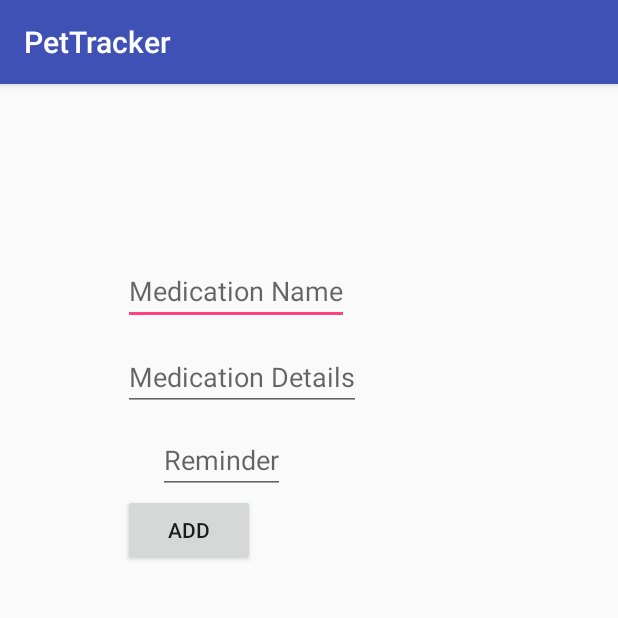
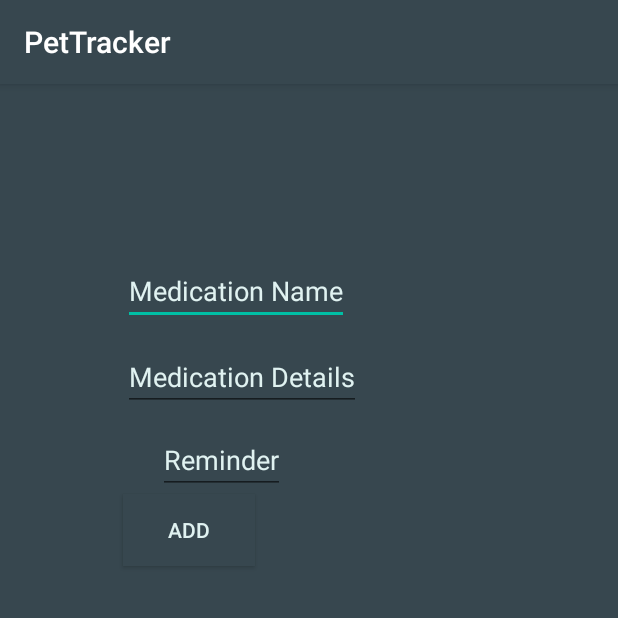
Before and after one commit to joannasaerom/Keepet, an Android app: the NewMedicationActivity screen opened directly, with no data from a screen before it, on a phone screen of 412 x 824 dp, the top half of it. Run offline under Robolectric (Android 15) with nearby library versions, the phone set to English and light mode, and no system bars; our stand-ins replace ButterKnife.

Commit message:
Changes color scheme

```diff
--- a/app/src/main/res/layout/activity_medication.xml
+++ b/app/src/main/res/layout/activity_medication.xml
@@ -7,6 +7,7 @@
     android:layout_height="match_parent"
     android:paddingBottom="@dimen/activity_vertical_margin"
     android:paddingLeft="@dimen/activity_horizontal_margin"
+    android:background="@color/colorBackground"
     android:paddingRight="@dimen/activity_horizontal_margin"
     android:paddingTop="@dimen/activity_vertical_margin"
     tools:context="com.epicodus.pettracker.MedicationActivity">
@@ -15,6 +16,8 @@
         android:layout_width="match_parent"
         android:layout_height="match_parent"
         android:layout_below="@+id/newMedication"
+        android:background="@color/colorBackground"
+        android:cacheColorHint="@color/colorText"
         android:layout_alignParentStart="true"
         android:id="@+id/medicationList"/>
 
@@ -32,6 +35,7 @@
         android:layout_width="wrap_content"
         android:layout_height="wrap_content"
         android:layout_alignParentTop="true"
+        android:textColor="@color/colorText"
         android:layout_alignParentLeft="true"
         android:id="@+id/pageTitle" />
 </RelativeLayout>
--- a/app/src/main/res/layout/activity_medication_detail.xml
+++ b/app/src/main/res/layout/activity_medication_detail.xml
@@ -7,6 +7,7 @@
     android:paddingBottom="@dimen/activity_vertical_margin"
     android:paddingLeft="@dimen/activity_horizontal_margin"
     android:paddingRight="@dimen/activity_horizontal_margin"
+    android:background="@color/colorBackground"
     android:paddingTop="@dimen/activity_vertical_margin"
     tools:context="com.epicodus.pettracker.MedicationDetailActivity">
 
@@ -15,6 +16,7 @@
         android:layout_width="wrap_content"
         android:layout_height="wrap_content"
         android:layout_alignParentTop="true"
+        android:textColor="@color/colorText"
         android:layout_centerHorizontal="true"
         android:layout_marginTop="161dp"
         android:id="@+id/medicationName" />
@@ -23,6 +25,7 @@
         android:text="Medication Detail:"
         android:layout_width="wrap_content"
         android:layout_height="wrap_content"
+        android:textColor="@color/colorText"
         android:layout_below="@+id/medicationName"
         android:layout_alignEnd="@+id/medicationName"
         android:layout_marginTop="114dp"
--- a/app/src/main/res/layout/activity_new_medication.xml
+++ b/app/src/main/res/layout/activity_new_medication.xml
@@ -5,6 +5,7 @@
     android:layout_width="match_parent"
     android:layout_height="match_parent"
     android:paddingBottom="@dimen/activity_vertical_margin"
+    android:background="@color/colorBackground"
     android:paddingLeft="@dimen/activity_horizontal_margin"
     android:paddingRight="@dimen/activity_horizontal_margin"
     android:paddingTop="@dimen/activity_vertical_margin"
@@ -12,6 +13,7 @@
 
     <EditText
         android:hint="Medication Name"
+        android:textColorHint="@color/colorText"
         android:layout_width="wrap_content"
         android:layout_height="wrap_content"
         android:layout_alignParentTop="true"
@@ -22,6 +24,7 @@
 
     <EditText
         android:hint="Medication Details"
+        android:textColorHint="@color/colorText"
         android:layout_width="wrap_content"
         android:layout_height="wrap_content"
         android:layout_below="@+id/medicationName"
@@ -33,6 +36,7 @@
         android:hint="Reminder"
         android:layout_width="wrap_content"
         android:layout_height="wrap_content"
+        android:textColorHint="@color/colorText"
         android:layout_below="@+id/medicationDetails"
         android:layout_alignStart="@+id/medicationDetails"
         android:layout_marginStart="23dp"
@@ -44,6 +48,8 @@
         android:layout_width="wrap_content"
         android:layout_height="wrap_content"
         android:layout_below="@+id/reminder"
+        android:background="@color/colorBackground"
+        android:textColor="@color/colorText"
         android:layout_alignStart="@+id/medicationDetails"
         android:id="@+id/addMedicine" />
 
--- a/app/src/main/res/layout/activity_new_pet.xml
+++ b/app/src/main/res/layout/activity_new_pet.xml
@@ -3,6 +3,7 @@
     xmlns:tools="http://schemas.android.com/tools"
     android:id="@+id/activity_new_pet"
     android:layout_width="match_parent"
+    android:background="@color/colorBackground"
     android:layout_height="match_parent"
     tools:context="com.epicodus.pettracker.NewPetActivity">
 
@@ -11,6 +12,7 @@
         android:layout_height="wrap_content"
         android:inputType="textPersonName"
         android:hint="Male or Female"
+        android:textColorHint="@color/colorText"
         android:ems="10"
         android:layout_marginTop="15dp"
         android:id="@+id/gender"
@@ -21,6 +23,7 @@
         android:layout_width="wrap_content"
         android:layout_height="wrap_content"
         android:inputType="textPersonName"
+        android:textColorHint="@color/colorText"
         android:hint="Birthdate"
         android:ems="10"
         android:id="@+id/birthDate"
@@ -32,6 +35,7 @@
         android:layout_width="wrap_content"
         android:layout_height="wrap_content"
         android:inputType="textPersonName"
+        android:textColorHint="@color/colorText"
         android:hint="Name"
         android:ems="10"
         android:layout_marginTop="43dp"
@@ -43,6 +47,8 @@
         android:text="Add Pet"
         android:layout_width="wrap_content"
         android:layout_height="wrap_content"
+        android:textColor="@color/colorText"
+        android:background="@color/colorBackground"
         android:id="@+id/addPet"
         android:layout_marginTop="50dp"
         android:layout_below="@+id/birthDate"
--- a/app/src/main/res/layout/activity_pet_list.xml
+++ b/app/src/main/res/layout/activity_pet_list.xml
@@ -3,6 +3,7 @@
     xmlns:app="http://schemas.android.com/apk/res-auto"
     xmlns:tools="http://schemas.android.com/tools"
     android:id="@+id/activity_pet_list"
+    android:background="@color/colorBackground"
     android:layout_width="match_parent"
     android:layout_height="match_parent"
     tools:context="com.epicodus.pettracker.PetListActivity">
@@ -11,6 +12,8 @@
         android:layout_width="match_parent"
         android:layout_height="match_parent"
         android:layout_below="@+id/newMedication"
+        android:cacheColorHint="@color/colorText"
+        android:background="@color/colorBackground"
         android:layout_alignParentStart="true"
         android:layout_marginTop="100dp"
         android:id="@+id/petList"/>
@@ -29,6 +32,7 @@
         android:text="Pets"
         android:layout_width="wrap_content"
         android:layout_height="wrap_content"
+        android:textColor="@color/colorText"
         android:id="@+id/pageTitle"
         android:layout_alignBottom="@+id/addPet"
         android:layout_alignParentStart="true" />
--- a/app/src/main/res/layout/activity_vet_detail.xml
+++ b/app/src/main/res/layout/activity_vet_detail.xml
@@ -9,6 +9,7 @@
     <android.support.v4.view.ViewPager
         android:id="@+id/viewPager"
         android:layout_width="match_parent"
+        android:background="@color/colorBackground"
         android:layout_height="wrap_content">
 
         <android.support.v4.view.PagerTabStrip
@@ -16,6 +17,7 @@
             android:layout_width="match_parent"
             android:layout_height="wrap_content"
             android:layout_gravity="top"
+            android:background="@color/colorBackground"
             android:paddingBottom="4dp"
             android:paddingTop="4dp" />
 
--- a/app/src/main/res/values/colors.xml
+++ b/app/src/main/res/values/colors.xml
@@ -1,6 +1,13 @@
 <?xml version="1.0" encoding="utf-8"?>
 <resources>
-    <color name="colorPrimary">#3F51B5</color>
-    <color name="colorPrimaryDark">#303F9F</color>
-    <color name="colorAccent">#FF4081</color>
+    <color name="colorText">#E0F2F1</color>
+    <color name="colorBackground">#37474F</color>
+    <color name="colorPrimary">#37474F</color>
+    <color name="colorBackground900">#263238</color>
+    <color name="colorPrimaryDark">#263238</color>
+    <color name="colorAccent">#00BFA5</color>
+    <color name="colorText100">#B2DFDB</color>
+    <color name="colorText200">#80CBC4</color>
+    <color name="colorText300">#4DB6AC</color>
+
 </resources>
```
Also changed, not shown: app/src/main/res/layout/activity_main.xml (+13 -2 lines), app/src/main/res/layout/activity_vet.xml (+6 -1 lines), app/src/main/res/layout/activity_weight.xml (+7 -0 lines), app/src/main/res/layout/fragment_vet_detail.xml (+8 -7 lines), app/src/main/res/layout/vet_list_item.xml (+5 -12 lines).
